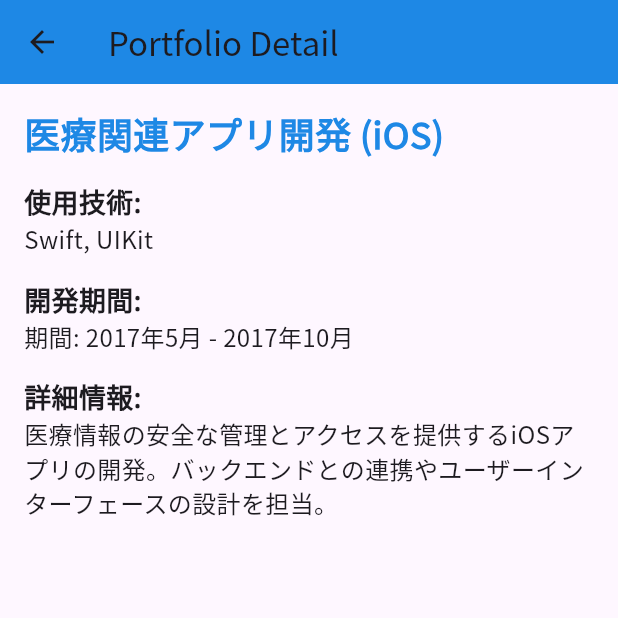
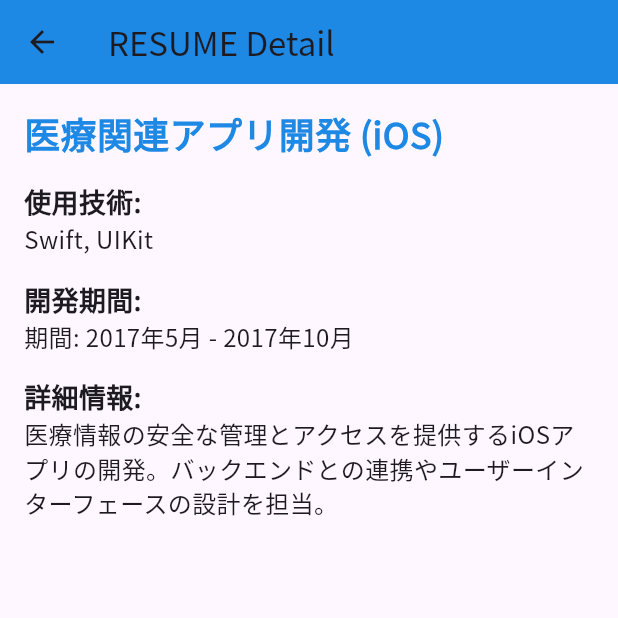
Before and after one commit to ishii-kanade/ishii-kanade.github.io, a Flutter app: the OverviewPage screen opened directly, after a tap on "医療関連アプリ開発 (iOS)", on a phone screen of 412 x 824 dp, the top half of it. Run offline on Flutter 3.47's test engine with Material 3 defaults, Android fonts, the phone set to English and light mode, and no system bars; our stand-ins replace chewie, google_fonts, video_player; network calls fail.

Commit message:
ホーム画面からの遷移文章変更

```diff
--- a/flutter_app/lib/pages/detail_page.dart
+++ b/flutter_app/lib/pages/detail_page.dart
@@ -6,7 +6,8 @@ class DetailPage extends StatelessWidget {
   final String duration;
   final String description;
 
-  DetailPage({
+  const DetailPage({
+    super.key,
     required this.title,
     required this.technology,
     required this.duration,
@@ -17,7 +18,7 @@ class DetailPage extends StatelessWidget {
   Widget build(BuildContext context) {
     return Scaffold(
       appBar: AppBar(
-        title: Text('Portfolio Detail'),
+        title: const Text('RESUME Detail'),
         backgroundColor: Colors.blue[600],
       ),
       body: Padding(
@@ -33,24 +34,24 @@ class DetailPage extends StatelessWidget {
                 color: Colors.blue[600],
               ),
             ),
-            SizedBox(height: 16.0),
-            Text(
+            const SizedBox(height: 16.0),
+            const Text(
               '使用技術:',
               style: TextStyle(fontSize: 18, fontWeight: FontWeight.bold),
             ),
-            Text(technology, style: TextStyle(fontSize: 16)),
-            SizedBox(height: 16.0),
-            Text(
+            Text(technology, style: const TextStyle(fontSize: 16)),
+            const SizedBox(height: 16.0),
+            const Text(
               '開発期間:',
               style: TextStyle(fontSize: 18, fontWeight: FontWeight.bold),
             ),
-            Text(duration, style: TextStyle(fontSize: 16)),
-            SizedBox(height: 16.0),
-            Text(
+            Text(duration, style: const TextStyle(fontSize: 16)),
+            const SizedBox(height: 16.0),
+            const Text(
               '詳細情報:',
               style: TextStyle(fontSize: 18, fontWeight: FontWeight.bold),
             ),
-            Text(description, style: TextStyle(fontSize: 16)),
+            Text(description, style: const TextStyle(fontSize: 16)),
           ],
         ),
       ),
--- a/flutter_app/lib/pages/overview_page.dart
+++ b/flutter_app/lib/pages/overview_page.dart
@@ -2,15 +2,17 @@ import 'package:flutter/material.dart';
 import 'detail_page.dart';
 
 class OverviewPage extends StatelessWidget {
+  const OverviewPage({super.key});
+
   @override
   Widget build(BuildContext context) {
     return Scaffold(
       appBar: AppBar(
-        title: Text('Portfolio Overview'),
+        title: const Text('RESUME Overview'),
         backgroundColor: Colors.blue[600],
       ),
       body: ListView(
-        padding: EdgeInsets.all(16.0),
+        padding: const EdgeInsets.all(16.0),
         children: <Widget>[
           // 各プロジェクトを表示（プロジェクト名と使用言語のみ）
           _buildProjectItem(
@@ -40,7 +42,8 @@ class OverviewPage extends StatelessWidget {
             title: 'ヘルスケアアプリ開発 (Android/Android TV)',
             technology: 'Kotlin, Android SDK',
             duration: '期間: 2020年4月 - 2020年6月',
-            description: 'ヘルスケアコンテンツを提供するAndroid TVアプリの開発。コンテンツ管理システムの設計と実装を主導。',
+            description:
+                'ヘルスケアコンテンツを提供するAndroid TVアプリの開発。コンテンツ管理システムの設計と実装を主導。',
           ),
           _buildProjectItem(
             context,
@@ -86,12 +89,13 @@ class OverviewPage extends StatelessWidget {
     required String description,
   }) {
     return Card(
-      margin: EdgeInsets.symmetric(vertical: 8.0),
+      margin: const EdgeInsets.symmetric(vertical: 8.0),
       elevation: 4.0,
       child: ListTile(
-        title: Text(title, style: TextStyle(fontSize: 20, fontWeight: FontWeight.bold)),
+        title: Text(title,
+            style: const TextStyle(fontSize: 20, fontWeight: FontWeight.bold)),
         subtitle: Text(technology),
-        trailing: Icon(Icons.arrow_forward),
+        trailing: const Icon(Icons.arrow_forward),
         onTap: () {
           // タップすると詳細ページに遷移
           Navigator.push(
--- a/flutter_app/lib/pages/video_list_page.dart
+++ b/flutter_app/lib/pages/video_list_page.dart
@@ -136,4 +136,6 @@ class VideoListPage extends StatelessWidget {
           'https://images.pexels.com/photos/248797/pexels-photo-248797.jpeg?auto=compress&cs=tinysrgb&dpr=2&h=650&w=940',
     },
   ];
+
+  const VideoListPage({super.key});
 }
```
Also changed, not shown: flutter_app/lib/main.dart (+14 -11 lines), flutter_app/lib/pages/video_detail_page.dart (+12 -7 lines), flutter_app/lib/pages/video_player_page.dart (+5 -4 lines).
